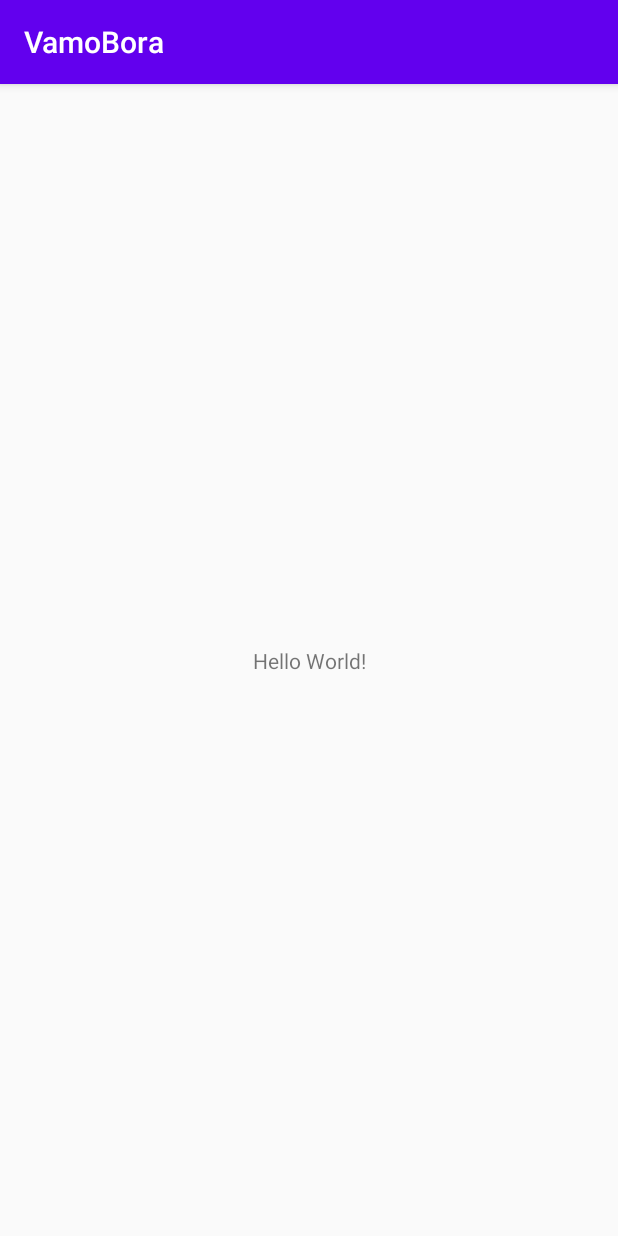
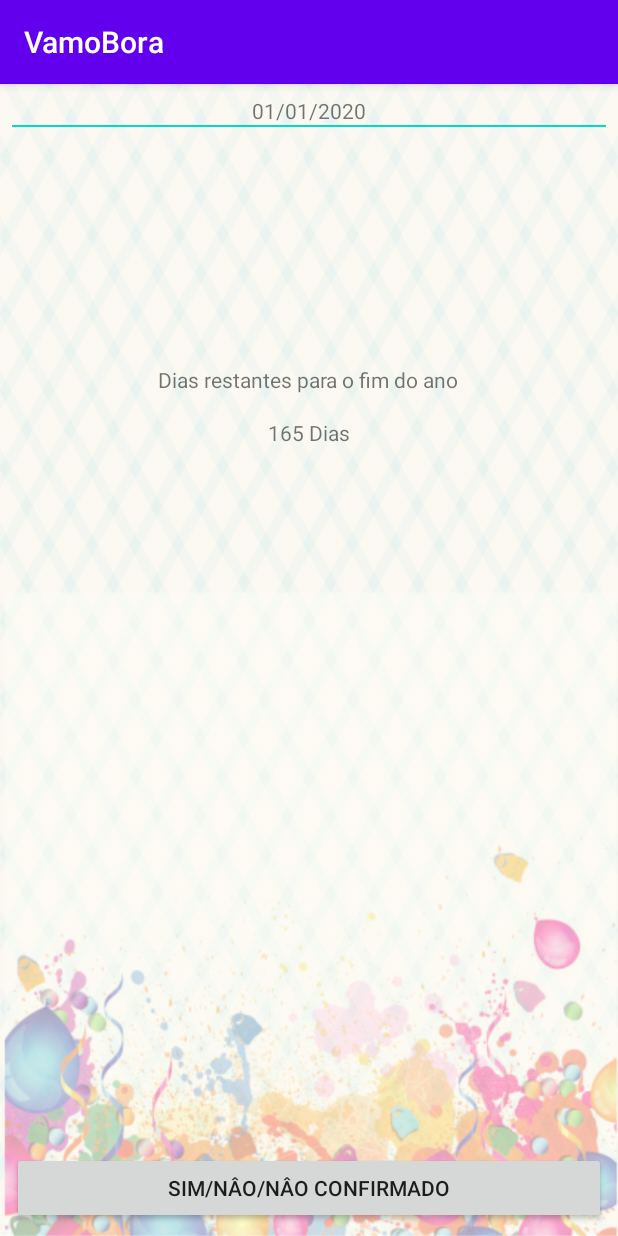
Before and after one commit to wenderson-me/VamoBora, an Android app: the screen it shows after launch (MainActivity), on a phone screen of 412 x 824 dp. Run offline under Robolectric (Android 15) with nearby library versions, the phone set to English and light mode, and no system bars.

Commit message:
base da interface

```diff
--- a/app/src/main/res/layout/activity_main.xml
+++ b/app/src/main/res/layout/activity_main.xml
@@ -1,18 +1,49 @@
 <?xml version="1.0" encoding="utf-8"?>
-<androidx.constraintlayout.widget.ConstraintLayout xmlns:android="http://schemas.android.com/apk/res/android"
+<RelativeLayout xmlns:android="http://schemas.android.com/apk/res/android"
     xmlns:app="http://schemas.android.com/apk/res-auto"
     xmlns:tools="http://schemas.android.com/tools"
     android:layout_width="match_parent"
     android:layout_height="match_parent"
+    android:background="@drawable/background"
+    android:padding="8dp"
     tools:context=".MainActivity">
 
     <TextView
+        android:id="@+id/text_today"
+        android:layout_width="match_parent"
+        android:textAlignment="center"
+        android:layout_height="wrap_content"
+        android:text="01/01/2020"/>
+
+    <View
+        android:layout_width="match_parent"
+        android:layout_height="1dp"
+        android:layout_below="@+id/text_today"
+        android:background="@color/colorAccent"/>
+
+    <TextView
+        android:id="@+id/text_label_days_left"
         android:layout_width="wrap_content"
         android:layout_height="wrap_content"
-        android:text="Hello World!"
-        app:layout_constraintBottom_toBottomOf="parent"
-        app:layout_constraintLeft_toLeftOf="parent"
-        app:layout_constraintRight_toRightOf="parent"
-        app:layout_constraintTop_toTopOf="parent" />
+        android:layout_below="@+id/text_today"
+        android:layout_marginTop="160dp"
+        android:layout_centerHorizontal="true"
+        android:text="@string/dias_restantes_para_o_fim_do_ano"/>
 
-</androidx.constraintlayout.widget.ConstraintLayout>
+    <TextView
+        android:id="@+id/text_day_left"
+        android:layout_width="wrap_content"
+        android:layout_below="@+id/text_label_days_left"
+        android:layout_height="wrap_content"
+        android:layout_marginTop="16dp"
+        android:text="@string/_165_dias"
+        android:layout_centerHorizontal="true"
+        />
+
+    <Button
+        android:layout_width="match_parent"
+        android:layout_height="wrap_content"
+        android:layout_alignParentBottom="true"
+        android:text="SIM/NÂO/NÂO CONFIRMADO"/>
+
+</RelativeLayout>
--- a/app/src/main/res/values/strings.xml
+++ b/app/src/main/res/values/strings.xml
@@ -1,3 +1,5 @@
 <resources>
     <string name="app_name">VamoBora</string>
+    <string name="dias_restantes_para_o_fim_do_ano">Dias restantes para o fim do ano</string>
+    <string name="_165_dias">165 Dias</string>
 </resources>
```
